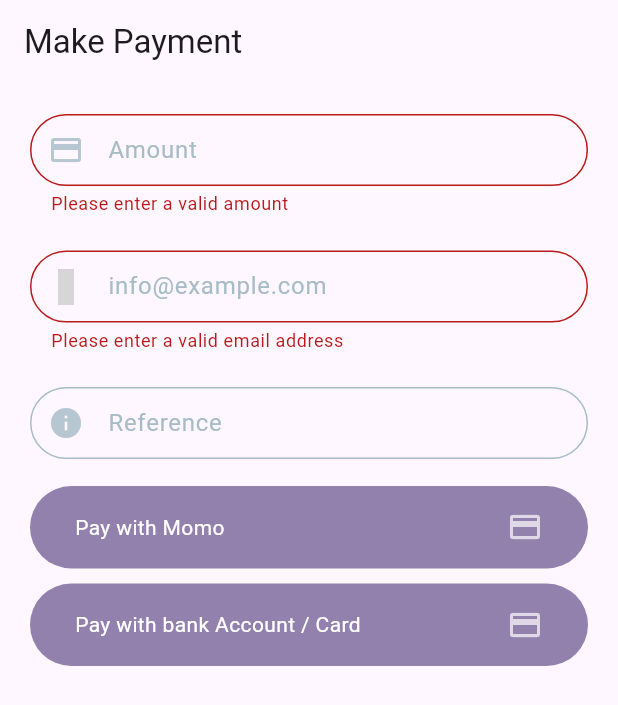
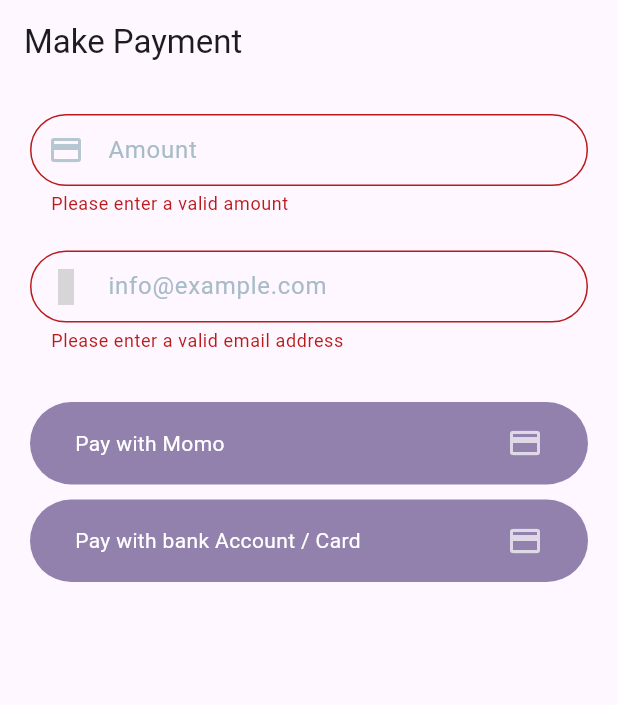
Before and after one commit to Desmond235/welfare_fund_frontend, a Flutter app: the screen it shows after launch, after a tap on "Pay with Momo", on a phone screen of 412 x 824 dp. Shown: the top 705 px of the screen. Run offline on Flutter 3.47's test engine with Material 3 defaults, Android fonts, the phone set to English and light mode, and no system bars; our stand-ins replace flutter_dotenv, flutter_keyboard_visibility, image_picker, webview_flutter; missing offline and left inert: flutter_paystack, icons_flutter, pay_with_paystack; grey boxes are pictures that could not be loaded.

```diff
--- a/lib/features/payment/views/payment_screen.dart
+++ b/lib/features/payment/views/payment_screen.dart
@@ -1,8 +1,10 @@
-import 'package:church_clique/core/constants/palette.dart';
+// import 'package:church_clique/core/constants/palette.dart';
 import 'package:church_clique/core/constants/input_control.dart';
+import 'package:church_clique/features/payment/paystack/pay_with_paystack.dart';
 import 'package:church_clique/features/payment/views/make_payment_screen.dart';
 import 'package:flutter/material.dart';
 import 'package:icons_flutter/icons_flutter.dart';
+// import 'package:pay_with_paystack/pay_with_paystack.dart';
 
 class PaymentScreen extends StatefulWidget {
   const PaymentScreen({super.key});
@@ -30,15 +32,11 @@ class _PaymentScreenState extends State<PaymentScreen> {
     }
 
     _formKey.currentState!.save();
-    Navigator.of(context).push(
-      MaterialPageRoute(
-        builder: (context) => MakePaymentScreen(
-          amount: enteredAmount,
-          email: enteredEmail,
-          reference: enteredReference,
-        ),
-      ),
-    );
+    PayWithPaystack(
+      double.tryParse(enteredAmount)!,
+      enteredEmail,
+      context,
+    ).makePayment();
   }
 
   @override
@@ -92,13 +90,13 @@ class _PaymentScreenState extends State<PaymentScreen> {
                 },
               ),
               const SizedBox(height: 15),
-              BuildTextInput(
-                icon: Icons.info,
-                hintText: "Reference",
-                onSaved: (value) {
-                  enteredReference = value!;
-                },
-              ),
+              // BuildTextInput(
+              //   icon: Icons.info,
+              //   hintText: "Reference",
+              //   onSaved: (value) {
+              //     enteredReference = value!;
+              //   },
+              // ),
               const SizedBox(height: 10),
               Column(
                 children: [
@@ -110,7 +108,10 @@ class _PaymentScreenState extends State<PaymentScreen> {
                         child: Container(
                           padding: const EdgeInsets.symmetric(horizontal: 30),
                           decoration: BoxDecoration(
-                            color: Theme.of(context).colorScheme.primary.withOpacity(0.72),
+                            color: Theme.of(context)
+                                .colorScheme
+                                .primary
+                                .withOpacity(0.72),
                             borderRadius: BorderRadius.circular(30),
                           ),
                           child: Row(
@@ -120,21 +121,25 @@ class _PaymentScreenState extends State<PaymentScreen> {
                                 'Pay with Momo',
                                 style: TextStyle(color: Colors.white),
                               ),
-                              Icon(Icons.payment, color: Colors.white.withOpacity(0.7))
+                              Icon(Icons.payment,
+                                  color: Colors.white.withOpacity(0.7))
                             ],
                           ),
                         ),
                       )),
                   const SizedBox(height: 10),
                   SizedBox(
-                    height: 55,
-                    width: double.infinity,
-                    child: InkWell(
-                      onTap: (){},
-                      child: Container(
+                      height: 55,
+                      width: double.infinity,
+                      child: InkWell(
+                        onTap: () {},
+                        child: Container(
                           padding: const EdgeInsets.symmetric(horizontal: 30),
                           decoration: BoxDecoration(
-                            color: Theme.of(context).colorScheme.primary.withOpacity(0.72),
+                            color: Theme.of(context)
+                                .colorScheme
+                                .primary
+                                .withOpacity(0.72),
                             borderRadius: BorderRadius.circular(30),
                           ),
                           child: Row(
@@ -144,12 +149,12 @@ class _PaymentScreenState extends State<PaymentScreen> {
                                 'Pay with bank Account / Card',
                                 style: TextStyle(color: Colors.white),
                               ),
-                              Icon(Icons.payment, color: Colors.white.withOpacity(0.7))
+                              Icon(Icons.payment,
+                                  color: Colors.white.withOpacity(0.7))
                             ],
                           ),
                         ),
-                    )
-                  )
+                      ))
                 ],
               )
             ],
```
